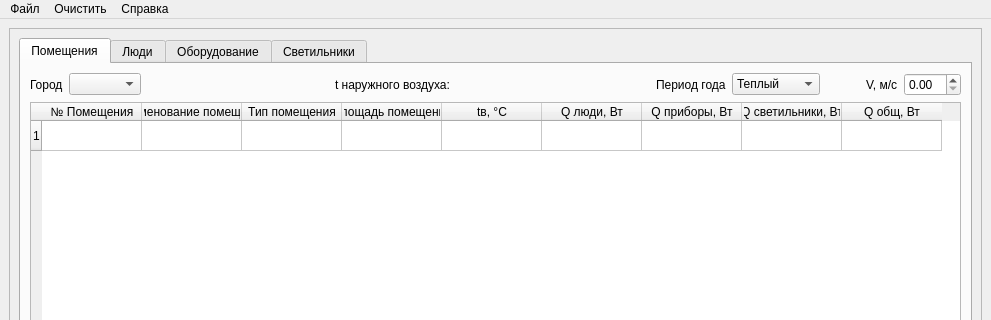
Above: mygui.ui from FrostEasy54/heat_input before the change; both pictures show x 0 to 991 and y 0 to 320 of the 991 by 692 pixel window. Below: the same form after it.
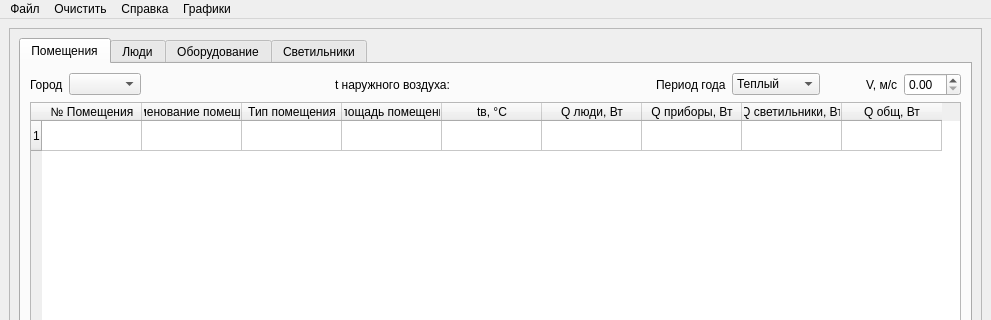
That is the form after the change.

```diff
--- a/mygui.ui
+++ b/mygui.ui
@@ -519,9 +519,16 @@
     <addaction name="separator"/>
     <addaction name="actionClearAll"/>
    </widget>
+   <widget class="QMenu" name="graphs">
+    <property name="title">
+     <string>Графики</string>
+    </property>
+    <addaction name="actionHeatInputGraph"/>
+   </widget>
    <addaction name="menu"/>
    <addaction name="clear"/>
    <addaction name="about"/>
+   <addaction name="graphs"/>
   </widget>
   <widget class="QStatusBar" name="statusbar"/>
   <action name="close_file">
```
Left out of the diff: 25 changed lines with no effect on the pictures.
